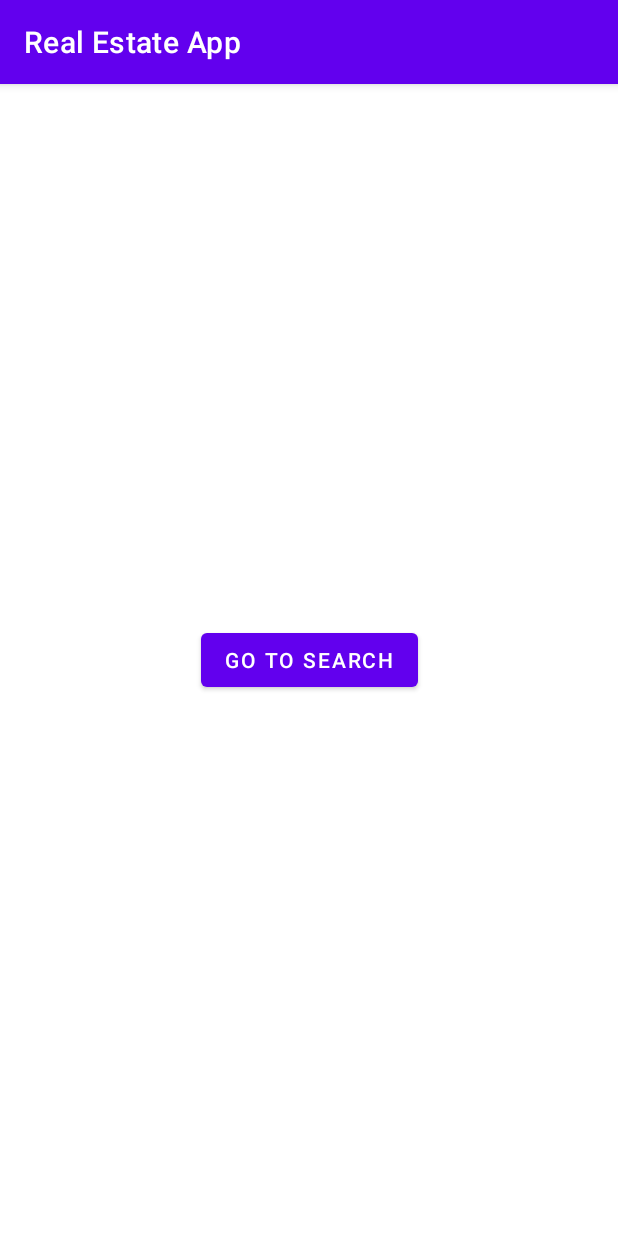
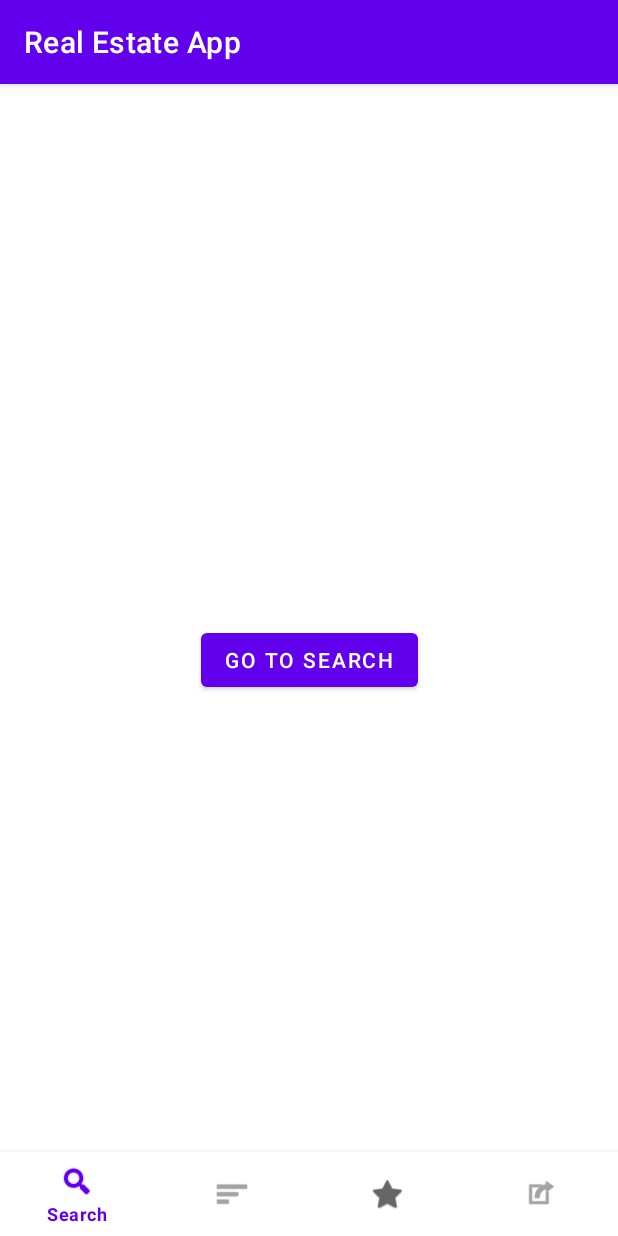
Before and after one commit to OSU-CodePath-Android-Spring-2022/real-estate-app, an Android app: the screen it shows after launch (MainActivity), on a phone screen of 412 x 824 dp. Run offline under Robolectric (Android 15) with nearby library versions, the phone set to English and light mode, and no system bars.

Commit message:
Add bottom nav bar structure

```diff
--- a/app/src/main/java/com/example/realestateapp/MainActivity.kt
+++ b/app/src/main/java/com/example/realestateapp/MainActivity.kt
@@ -4,11 +4,35 @@ import android.content.Intent
 import androidx.appcompat.app.AppCompatActivity
 import android.os.Bundle
 import android.view.View
+import android.widget.Toast
+import com.google.android.material.bottomnavigation.BottomNavigationView
 
 class MainActivity : AppCompatActivity() {
     override fun onCreate(savedInstanceState: Bundle?) {
         super.onCreate(savedInstanceState)
         setContentView(R.layout.activity_main)
+        findViewById<BottomNavigationView>(R.id.bottom_navigation).setOnItemSelectedListener {
+            item ->
+            when (item.itemId) {
+                R.id.action_search -> {
+                    // todo: navigate to the search screen
+                    Toast.makeText(this, "Search", Toast.LENGTH_SHORT).show()
+                }
+                R.id.action_results -> {
+                    // todo: navigate to the results screen
+                    Toast.makeText(this, "Results", Toast.LENGTH_SHORT).show()
+                }
+                R.id.action_wishlist -> {
+                    // todo: navigate to the wishlist screen
+                    Toast.makeText(this, "Wishlist", Toast.LENGTH_SHORT).show()
+                }
+                R.id.action_signout -> {
+                    // todo: navigate to the sign out screen
+                    Toast.makeText(this, "Sign Out", Toast.LENGTH_SHORT).show()
+                }
+            }
+            true
+        }
     }
 
     fun startSearchActivity(view: View) {
--- a/app/src/main/res/layout/activity_main.xml
+++ b/app/src/main/res/layout/activity_main.xml
@@ -16,4 +16,11 @@
         app:layout_constraintRight_toRightOf="parent"
         app:layout_constraintTop_toTopOf="parent" />
 
+    <com.google.android.material.bottomnavigation.BottomNavigationView
+        android:id="@+id/bottom_navigation"
+        android:layout_width="match_parent"
+        android:layout_height="wrap_content"
+        app:layout_constraintBottom_toBottomOf="parent"
+        app:menu="@menu/menu_bottom_navigation" />
+
 </androidx.constraintlayout.widget.ConstraintLayout>
--- /dev/null
+++ b/app/src/main/res/menu/menu_bottom_navigation.xml
@@ -0,0 +1,33 @@
+<?xml version="1.0" encoding="utf-8"?>
+<menu
+    xmlns:android="http://schemas.android.com/apk/res/android"
+    xmlns:app="http://schemas.android.com/apk/res-auto">
+    <item
+        android:id="@+id/action_search"
+        android:enabled="true"
+        android:icon="@android:drawable/ic_search_category_default"
+        android:title="@string/search"
+        app:showAsAction="always"
+        app:labelVisibilityMode="labeled" />
+    <item
+        android:id="@+id/action_results"
+        android:enabled="true"
+        android:icon="@android:drawable/ic_menu_sort_by_size"
+        android:title="@string/results"
+        app:showAsAction="always"
+        app:labelVisibilityMode="labeled" />
+    <item
+        android:id="@+id/action_wishlist"
+        android:enabled="true"
+        android:icon="@android:drawable/btn_star"
+        android:title="@string/wishlist"
+        app:showAsAction="always"
+        app:labelVisibilityMode="labeled" />
+    <item
+        android:id="@+id/action_signout"
+        android:enabled="true"
+        android:icon="@android:drawable/ic_menu_set_as"
+        android:title="@string/sign_out"
+        app:showAsAction="always"
+        app:labelVisibilityMode="labeled" />
+</menu>
--- a/app/src/main/res/values/strings.xml
+++ b/app/src/main/res/values/strings.xml
@@ -2,4 +2,8 @@
     <string name="app_name">Real Estate App</string>
     <string name="search_text">Enter an address below:</string>
     <string name="search_button">Search Homes</string>
+    <string name="search">Search</string>
+    <string name="results">Results</string>
+    <string name="wishlist">Wishlist</string>
+    <string name="sign_out">Sign Out</string>
 </resources>
```
